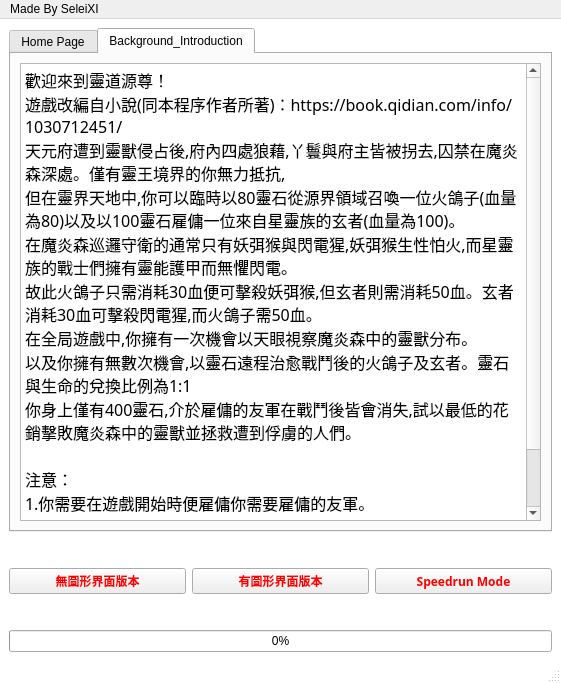
Old version of the form menu2.ui in the repository SeleiXi/lord-game.
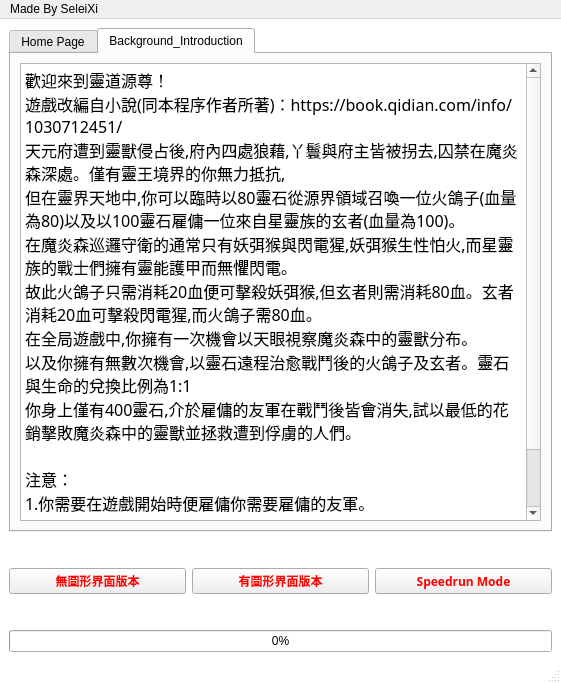
New version of the form. The open tabs and pages were chosen to show the change. Icons and pictures are not drawn.

Diff of the .ui file:
```diff
--- a/menu2.ui
+++ b/menu2.ui
@@ -83,7 +83,7 @@
 &lt;p style=&quot; margin-top:0px; margin-bottom:0px; margin-left:0px; margin-right:0px; -qt-block-indent:0; text-indent:0px;&quot;&gt;&lt;span style=&quot; font-size:12pt; font-weight:400;&quot;&gt;天元府遭到靈獸侵占後,府內四處狼藉,丫鬟與府主皆被拐去,囚禁在魔炎森深處。僅有靈王境界的你無力抵抗,&lt;/span&gt;&lt;/p&gt;
 &lt;p style=&quot; margin-top:0px; margin-bottom:0px; margin-left:0px; margin-right:0px; -qt-block-indent:0; text-indent:0px;&quot;&gt;&lt;span style=&quot; font-size:12pt; font-weight:400;&quot;&gt;但在靈界天地中,你可以臨時以80靈石從源界領域召喚一位火鴿子(血量為80)以及以100靈石雇傭一位來自星靈族的玄者(血量為100)。&lt;/span&gt;&lt;/p&gt;
 &lt;p style=&quot; margin-top:0px; margin-bottom:0px; margin-left:0px; margin-right:0px; -qt-block-indent:0; text-indent:0px;&quot;&gt;&lt;span style=&quot; font-size:12pt; font-weight:400;&quot;&gt;在魔炎森巡邏守衛的通常只有妖弭猴與閃電猩,妖弭猴生性怕火,而星靈族的戰士們擁有靈能護甲而無懼閃電。&lt;/span&gt;&lt;/p&gt;
-&lt;p style=&quot; margin-top:0px; margin-bottom:0px; margin-left:0px; margin-right:0px; -qt-block-indent:0; text-indent:0px;&quot;&gt;&lt;span style=&quot; font-size:12pt; font-weight:400;&quot;&gt;故此火鴿子只需消耗30血便可擊殺妖弭猴,但玄者則需消耗50血。玄者消耗30血可擊殺閃電猩,而火鴿子需50血。&lt;/span&gt;&lt;/p&gt;
+&lt;p style=&quot; margin-top:0px; margin-bottom:0px; margin-left:0px; margin-right:0px; -qt-block-indent:0; text-indent:0px;&quot;&gt;&lt;span style=&quot; font-size:12pt; font-weight:400;&quot;&gt;故此火鴿子只需消耗20血便可擊殺妖弭猴,但玄者則需消耗80血。玄者消耗20血可擊殺閃電猩,而火鴿子需80血。&lt;/span&gt;&lt;/p&gt;
 &lt;p style=&quot; margin-top:0px; margin-bottom:0px; margin-left:0px; margin-right:0px; -qt-block-indent:0; text-indent:0px;&quot;&gt;&lt;span style=&quot; font-size:12pt; font-weight:400;&quot;&gt;在全局遊戲中,你擁有一次機會以天眼視察魔炎森中的靈獸分布。&lt;/span&gt;&lt;/p&gt;
 &lt;p style=&quot; margin-top:0px; margin-bottom:0px; margin-left:0px; margin-right:0px; -qt-block-indent:0; text-indent:0px;&quot;&gt;&lt;span style=&quot; font-size:12pt; font-weight:400;&quot;&gt;以及你擁有無數次機會,以靈石遠程治愈戰鬥後的火鴿子及玄者。靈石與生命的兌換比例為1:1&lt;/span&gt;&lt;/p&gt;
 &lt;p style=&quot; margin-top:0px; margin-bottom:0px; margin-left:0px; margin-right:0px; -qt-block-indent:0; text-indent:0px;&quot;&gt;&lt;span style=&quot; font-size:12pt; font-weight:400;&quot;&gt;你身上僅有400靈石,介於雇傭的友軍在戰鬥後皆會消失,試以最低的花銷擊敗魔炎森中的靈獸並拯救遭到俘虜的人們。&lt;/span&gt;&lt;/p&gt;
@@ -211,7 +211,7 @@
    </property>
    <widget class="QMenu" name="menuMade_By_SeleiXI">
     <property name="title">
-     <string>Made By SeleiXI</string>
+     <string>Made By SeleiXi</string>
     </property>
     <widget class="QMenu" name="menu">
      <property name="title">
```
Left out of the diff: 24 changed lines with no effect on the pictures.
